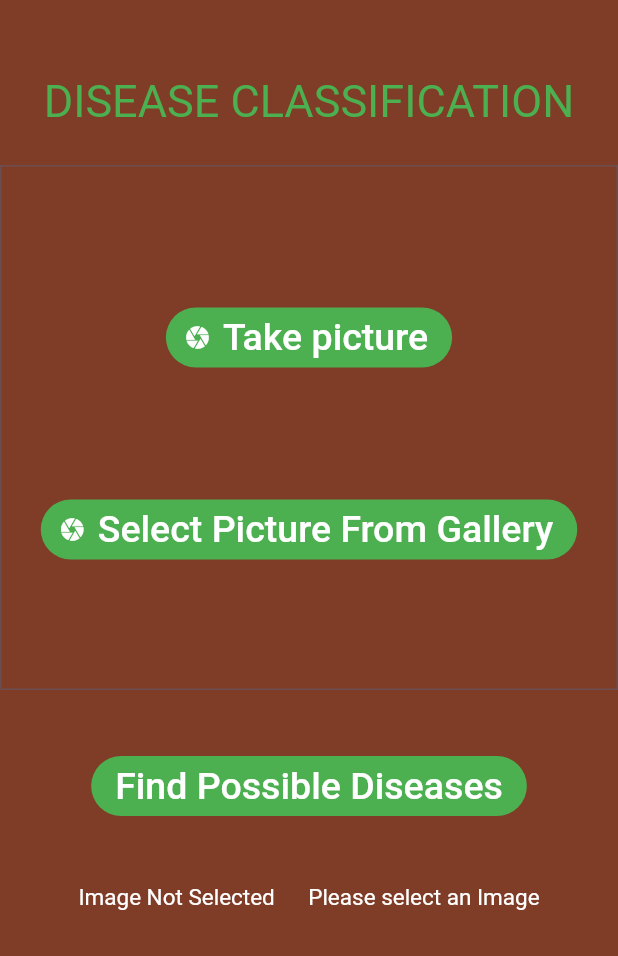
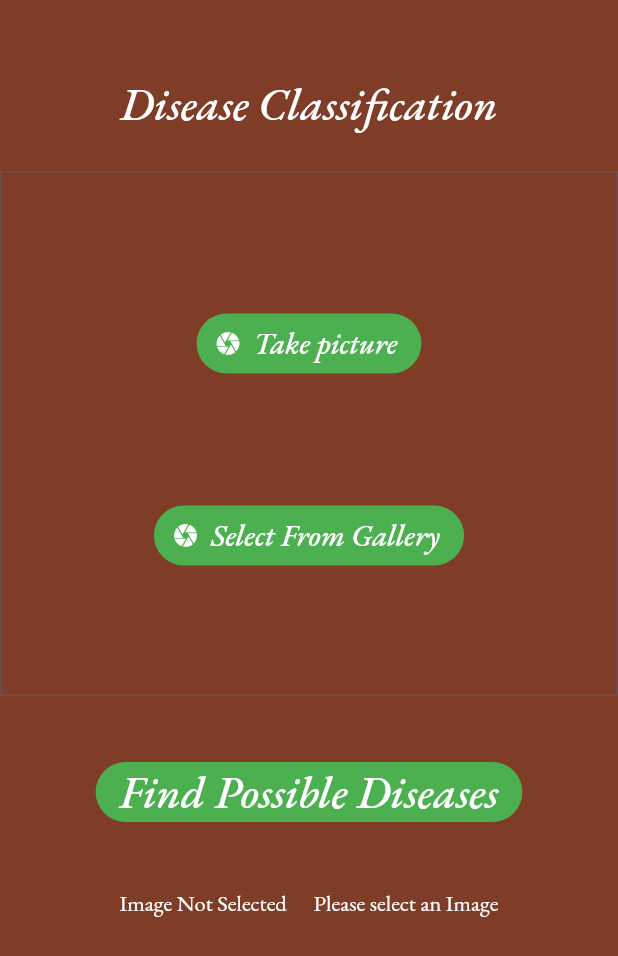
Before and after one commit to ShubhamS-30/Plant-Sense-APP, a Flutter app: the DiseaseClassification screen opened directly, on a phone screen of 412 x 824 dp. Shown: the top 956 px of the screen. Run offline on Flutter 3.47's test engine with Material 2 defaults, Android fonts, the phone set to English and light mode, and no system bars; our stand-ins replace google_fonts, image_picker.

Commit message:
font changes

```diff
--- a/lib/disease_classification.dart
+++ b/lib/disease_classification.dart
@@ -4,6 +4,7 @@ import 'dart:io';
 import 'dart:convert';
 import 'dart:typed_data';
 import 'package:http/http.dart' as http;
+import 'package:google_fonts/google_fonts.dart';
 
 class DiseaseClassification extends StatefulWidget {
   const DiseaseClassification({super.key});
@@ -17,6 +18,7 @@ class _DiseaseClassificationState extends State<DiseaseClassification> {
   List<dynamic>? classes = ['Image Not Selected'];
   List<dynamic>? scores = ['Please select an Image'];
   String? response;
+
   void infrenceModel() async {
     if (_selectedImage == null) {
       setState(() {
@@ -27,7 +29,7 @@ class _DiseaseClassificationState extends State<DiseaseClassification> {
       File file = _selectedImage!;
 
       // for local server
-      // String addr = 'http://192.168.1.39:8080/';
+      // String addr = 'http://172.16.37.149:5000/';
 
       // for hosted api
       String addr = 'https://plant-sense-api.onrender.com/';
@@ -42,21 +44,18 @@ class _DiseaseClassificationState extends State<DiseaseClassification> {
       var res = await http.post(url, body: imgBytes, headers: headers);
 
       var jsonResponse = jsonDecode(res.body);
-      if(res.statusCode == 200)
-      {
+
+      if (res.statusCode == 200) {
         setState(() {
-        scores = jsonResponse['score'];
-        classes = jsonResponse['labels'];
-      });
-      }
-      else
-      {
+          scores = jsonResponse['score'];
+          classes = jsonResponse['labels'];
+        });
+      } else {
         setState(() {
-           scores = jsonResponse['Server is '];
-           classes = jsonResponse['Down'];
+          scores = jsonResponse['Server is '];
+          classes = jsonResponse['Down'];
         });
       }
-
     }
   }
 
@@ -71,9 +70,13 @@ class _DiseaseClassificationState extends State<DiseaseClassification> {
             const SizedBox(
               height: 50,
             ),
-            const Text(
-              "DISEASE CLASSIFICATION",
-              style: TextStyle(color: Colors.green, fontSize: 30),
+            Text(
+              "Disease Classification",
+              style: GoogleFonts.ebGaramond(
+                  color: Colors.white,
+                  fontSize: 30,
+                  fontWeight: FontWeight.w500,
+                  fontStyle: FontStyle.italic),
             ),
             const SizedBox(
               height: 25,
@@ -89,9 +92,13 @@ class _DiseaseClassificationState extends State<DiseaseClassification> {
             FilledButton(
               onPressed: infrenceModel,
               style: FilledButton.styleFrom(backgroundColor: Colors.green),
-              child: const Text(
+              child: Text(
                 'Find Possible Diseases',
-                style: TextStyle(fontSize: 25),
+                style: GoogleFonts.ebGaramond(
+                    color: Colors.white,
+                    fontSize: 30,
+                    fontWeight: FontWeight.w500,
+                    fontStyle: FontStyle.italic),
               ),
             ),
             const SizedBox(
@@ -104,7 +111,12 @@ class _DiseaseClassificationState extends State<DiseaseClassification> {
                   return Center(
                     child: Text(
                       classes?[index] + '      ' + scores?[index],
-                      style: const TextStyle(color: Colors.white, fontSize: 15),
+                      style: GoogleFonts.ebGaramond(
+                        fontSize: 15,
+                        fontStyle: FontStyle.normal,
+                        color: Colors.white,
+                        fontWeight: FontWeight.w300
+                      ),
                     ),
                   );
                 },
--- a/lib/image_input.dart
+++ b/lib/image_input.dart
@@ -1,6 +1,7 @@
 import 'package:flutter/material.dart';
 import 'package:image_picker/image_picker.dart';
 import 'dart:io';
+import 'package:google_fonts/google_fonts.dart';
 
 class ImageInput extends StatefulWidget {
   const ImageInput({super.key, required this.onPickImage});
@@ -36,7 +37,7 @@ class _ImageInputState extends State<ImageInput> {
       _takenImage = File(pickedImage.path);
     });
 
-     widget.onPickImage(_takenImage!);
+    widget.onPickImage(_takenImage!);
   }
 
   void _selectAgain() {
@@ -55,9 +56,13 @@ class _ImageInputState extends State<ImageInput> {
         FilledButton.icon(
           onPressed: _takePictureFromCamera,
           icon: const Icon(Icons.camera),
-          label: const Text(
+          label: Text(
             'Take picture',
-            style: TextStyle(fontSize: 25),
+            style: GoogleFonts.ebGaramond(
+                color: Colors.white,
+                fontSize: 20,
+                fontWeight: FontWeight.w500,
+                fontStyle: FontStyle.italic),
           ),
           style: FilledButton.styleFrom(
             backgroundColor: Colors.green,
@@ -69,9 +74,13 @@ class _ImageInputState extends State<ImageInput> {
         FilledButton.icon(
           onPressed: _takePictureFromGallery,
           icon: const Icon(Icons.camera),
-          label: const Text(
-            'Select Picture From Gallery',
-            style: TextStyle(fontSize: 25),
+          label: Text(
+            'Select From Gallery',
+            style: GoogleFonts.ebGaramond(
+                color: Colors.white,
+                fontSize: 20,
+                fontWeight: FontWeight.w500,
+                fontStyle: FontStyle.italic),
           ),
           style: FilledButton.styleFrom(
             backgroundColor: Colors.green,
--- a/pubspec.yaml
+++ b/pubspec.yaml
@@ -40,6 +40,7 @@ dependencies:
   convert: ^3.1.1
   camera: ^0.10.5+2
   image_picker: ^1.0.1
+  google_fonts: ^6.1.0
 
 dev_dependencies:
   flutter_test:
@@ -66,6 +67,7 @@ flutter:
   # To add assets to your application, add an assets section, like this:
   assets:
     - assets/img4.jpeg
+    - assets/google_fonts/
 
   # An image asset can refer to one or more resolution-specific "variants", see
   # https://flutter.dev/assets-and-images/#resolution-aware
```
Also changed, not shown: lib/entry_screen.dart (+16 -4 lines), assets/google_fonts/EBGaramond-Bold.ttf (added), assets/google_fonts/EBGaramond-BoldItalic.ttf (added), assets/google_fonts/EBGaramond-ExtraBold.ttf (added), assets/google_fonts/EBGaramond-ExtraBoldItalic.ttf (added), assets/google_fonts/EBGaramond-Italic-VariableFont_wght.ttf (added), assets/google_fonts/EBGaramond-Italic.ttf (added), assets/google_fonts/EBGaramond-Medium.ttf (added), assets/google_fonts/EBGaramond-MediumItalic.ttf (added), assets/google_fonts/EBGaramond-Regular.ttf (added), assets/google_fonts/EBGaramond-SemiBold.ttf (added), assets/google_fonts/EBGaramond-SemiBoldItalic.ttf (added), assets/google_fonts/EBGaramond-VariableFont_wght.ttf (added), pubspec.lock, 1 other file.
